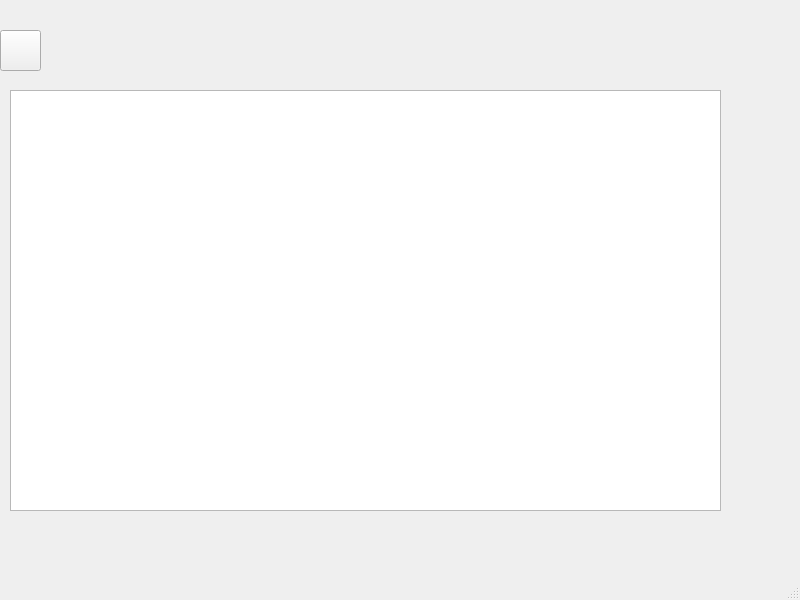
First picture: the form in mainwindow.ui, repository UWCMa/SILClient, before the edit.
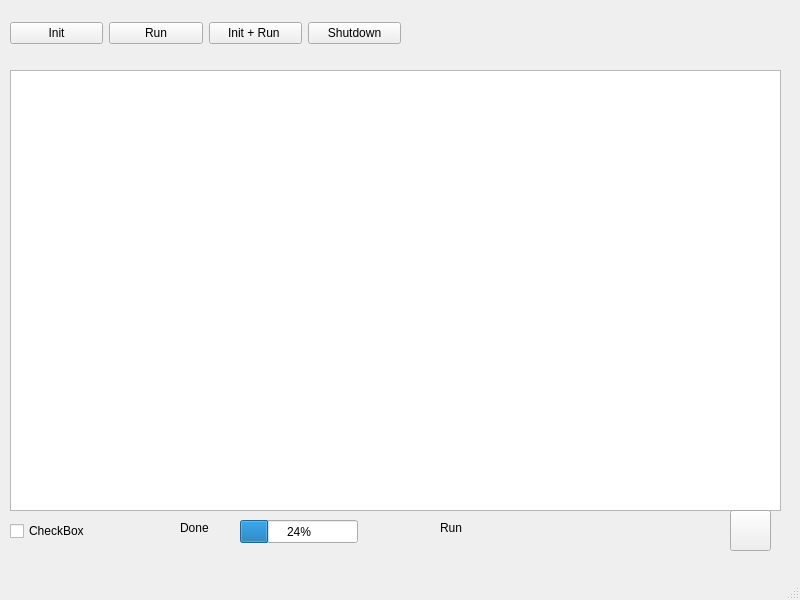
Second picture: the form after the edit.

```diff
--- a/mainwindow.ui
+++ b/mainwindow.ui
@@ -18,17 +18,17 @@
     <property name="geometry">
      <rect>
       <x>10</x>
-      <y>90</y>
-      <width>711</width>
-      <height>421</height>
+      <y>70</y>
+      <width>771</width>
+      <height>441</height>
      </rect>
     </property>
    </widget>
    <widget class="QPushButton" name="btnStart">
     <property name="geometry">
      <rect>
-      <x>0</x>
-      <y>30</y>
+      <x>730</x>
+      <y>510</y>
       <width>41</width>
       <height>41</height>
      </rect>
@@ -37,6 +37,98 @@
      <string/>
     </property>
    </widget>
+   <widget class="QCheckBox" name="checkBox">
+    <property name="geometry">
+     <rect>
+      <x>10</x>
+      <y>520</y>
+      <width>83</width>
+      <height>22</height>
+     </rect>
+    </property>
+    <property name="text">
+     <string>CheckBox</string>
+    </property>
+   </widget>
+   <widget class="QLabel" name="label">
+    <property name="geometry">
+     <rect>
+      <x>180</x>
+      <y>520</y>
+      <width>55</width>
+      <height>16</height>
+     </rect>
+    </property>
+    <property name="text">
+     <string>Done</string>
+    </property>
+   </widget>
+   <widget class="QProgressBar" name="progressBar">
+    <property name="geometry">
+     <rect>
+      <x>240</x>
+      <y>520</y>
+      <width>118</width>
+      <height>23</height>
+     </rect>
+    </property>
+    <property name="value">
+     <number>24</number>
+    </property>
+   </widget>
+   <widget class="QLabel" name="label_2">
+    <property name="geometry">
+     <rect>
+      <x>440</x>
+      <y>520</y>
+      <width>55</width>
+      <height>16</height>
+     </rect>
+    </property>
+    <property name="text">
+     <string>Run</string>
+    </property>
+   </widget>
+   <widget class="QWidget" name="">
+    <property name="geometry">
+     <rect>
+      <x>10</x>
+      <y>20</y>
+      <width>391</width>
+      <height>27</height>
+     </rect>
+    </property>
+    <layout class="QHBoxLayout" name="horizontalLayout">
+     <item>
+      <widget class="QPushButton" name="pushButton">
+       <property name="text">
+        <string>Init</string>
+       </property>
+      </widget>
+     </item>
+     <item>
+      <widget class="QPushButton" name="Run">
+       <property name="text">
+        <string>Run</string>
+       </property>
+      </widget>
+     </item>
+     <item>
+      <widget class="QPushButton" name="pushButton_3">
+       <property name="text">
+        <string>Init + Run </string>
+       </property>
+      </widget>
+     </item>
+     <item>
+      <widget class="QPushButton" name="pushButton_4">
+       <property name="text">
+        <string>Shutdown</string>
+       </property>
+      </widget>
+     </item>
+    </layout>
+   </widget>
   </widget>
   <widget class="QMenuBar" name="menubar">
    <property name="geometry">
```
